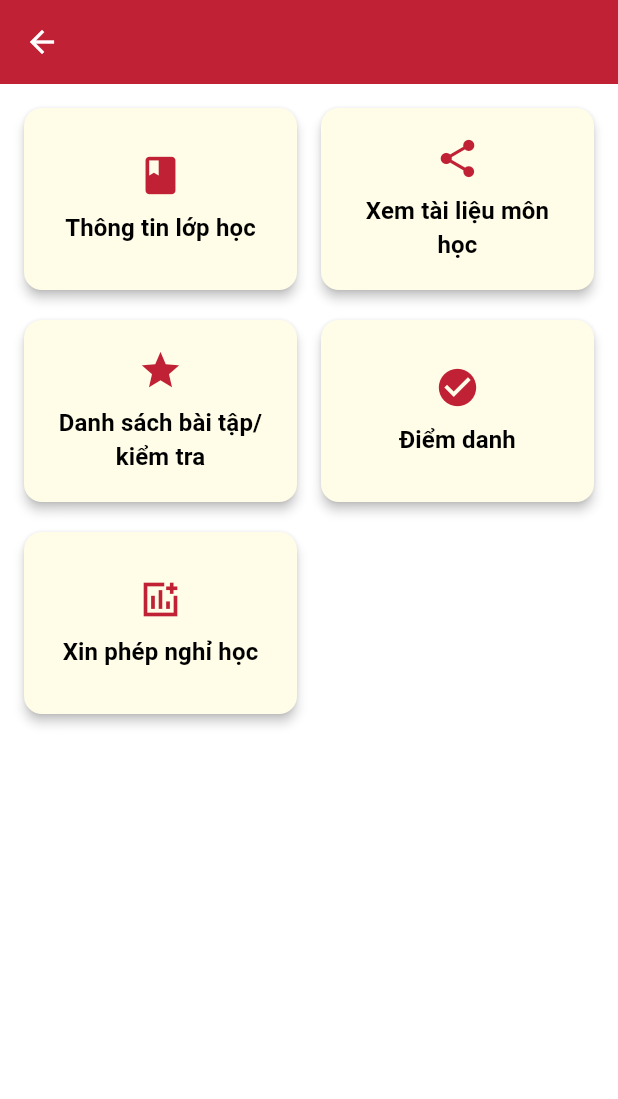
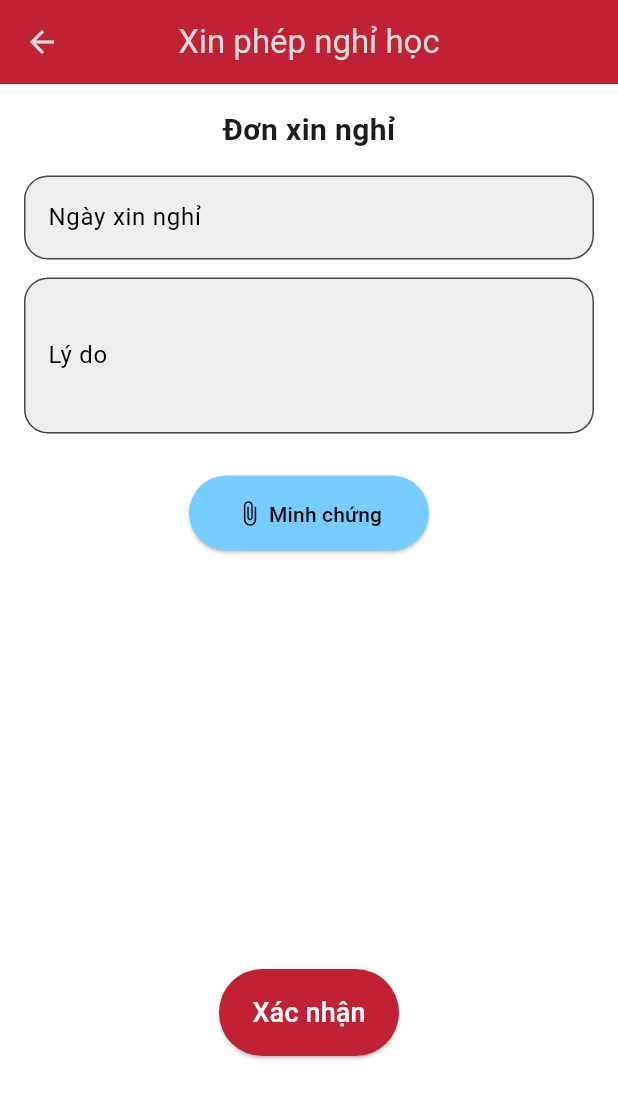
Before and after one commit to BD2020452915102002/IT4788-PTUDDNT, a Flutter app: the DetailClassScreenStudent screen opened directly with empty values, after a tap on "Xin phép nghỉ học", on a phone screen of 412 x 824 dp. Shown: the top 1099 px of the screen. Run offline on Flutter 3.47's test engine with Material 3 defaults, Android fonts, the light colour scheme and no system bars; our stand-ins replace file_picker, image_picker, shared_preferences; accounts and stored records are empty.

Commit message:
Absence request

```diff
--- /dev/null
+++ b/lib/presentation/screens/student/absence_request/request_absence_student.dart
@@ -0,0 +1,226 @@
+import 'dart:io';
+import 'package:flutter/material.dart';
+import 'package:http/http.dart' as http;
+import 'package:path/path.dart' as path;
+import 'package:image_picker/image_picker.dart';
+import 'package:ptuddnt/core/constants/colors.dart';
+import 'package:intl/intl.dart';
+
+class LeaveRequestScreen extends StatefulWidget {
+  final Map<String, dynamic> classData;
+
+  const LeaveRequestScreen({Key? key, required this.classData}) : super(key: key);
+
+  @override
+  _LeaveRequestScreenState createState() => _LeaveRequestScreenState();
+}
+
+class _LeaveRequestScreenState extends State<LeaveRequestScreen> {
+  final TextEditingController _reasonController = TextEditingController();
+  File? _selectedFile;
+  final _picker = ImagePicker();
+  DateTime? _selectedDate;
+
+  Future<void> _pickFile() async {
+    final pickedFile = await _picker.pickImage(source: ImageSource.gallery);
+    if (pickedFile != null) {
+      setState(() {
+        _selectedFile = File(pickedFile.path);
+      });
+    }
+  }
+
+  Future<void> _pickDate() async {
+    final DateTime? picked = await showDatePicker(
+      context: context,
+      initialDate: DateTime.now(),
+      firstDate: DateTime(2000),
+      lastDate: DateTime(2101),
+    );
+    if (picked != null && picked != _selectedDate) {
+      setState(() {
+        _selectedDate = picked;
+      });
+    }
+  }
+
+  void _showCustomSnackBar(String message, BuildContext context) {
+    final overlay = Overlay.of(context);
+    final overlayEntry = OverlayEntry(
+      builder: (context) => Positioned(
+        top: 80.0, // Khoảng cách từ trên xuống
+        left: 0.0,
+        right: 0.0,
+        child: Align(
+          alignment: Alignment.topCenter,
+          child: Material(
+            color: Colors.transparent,
+            child: Container(
+              padding: const EdgeInsets.symmetric(horizontal: 24.0, vertical: 12.0),
+              decoration: BoxDecoration(
+                color: Colors.black.withOpacity(0.8),
+                borderRadius: BorderRadius.circular(8.0),
+              ),
+              child: Text(
+                message,
+                style: TextStyle(color: Colors.white, fontSize: 16.0),
+              ),
+            ),
+          ),
+        ),
+      ),
+    );
+
+    // Thêm OverlayEntry vào màn hình
+    overlay.insert(overlayEntry);
+
+    // Ẩn thông báo sau 3 giây
+    Future.delayed(const Duration(seconds: 3), () {
+      overlayEntry.remove();
+    });
+  }
+
+  Future<void> _submitAbsenceRequest() async {
+    final url = Uri.parse('http://160.30.168.228:8080/it5023e/request_absence');
+
+    final request = http.MultipartRequest('POST', url)
+      ..fields['token'] = 'RiTn0v'
+      ..fields['classId'] = '000002'
+      ..fields['date'] = _selectedDate != null ? DateFormat('yyyy-MM-dd').format(_selectedDate!) : ''
+      ..fields['reason'] = _reasonController.text;
+
+    if (_selectedFile != null) {
+      request.files.add(await http.MultipartFile.fromPath(
+        'file',
+        _selectedFile!.path,
+        filename: path.basename(_selectedFile!.path),
+      ));
+    }
+
+    final response = await request.send();
+
+    if (response.statusCode == 200) {
+      _showCustomSnackBar('Gửi yêu cầu thành công', context);
+    } else {
+      _showCustomSnackBar('Gửi yêu cầu thất bại', context);
+    }
+  }
+
+
+  Widget _buildTextField(String label, TextEditingController controller, {int maxLines = 1}) {
+    return Padding(
+      padding: const EdgeInsets.only(bottom: 12.0),
+      child: TextField(
+        controller: controller,
+        maxLines: maxLines,
+        style: const TextStyle(color: Colors.black),
+        decoration: InputDecoration(
+          labelText: label,
+          labelStyle: const TextStyle(color: Colors.black),
+          border: OutlineInputBorder(
+            borderRadius: BorderRadius.circular(16.0),
+          ),
+          filled: true,
+          fillColor: Colors.grey[200],
+        ),
+      ),
+    );
+  }
+
+  @override
+  Widget build(BuildContext context) {
+    return Scaffold(
+      appBar: AppBar(
+        leading: IconButton(
+          icon: const Icon(Icons.arrow_back, color: AppColors.tertiary),
+          onPressed: () {
+            Navigator.pop(context);
+          },
+        ),
+        title: const Text(
+          "Xin phép nghỉ học",
+          style: TextStyle(
+              color: AppColors.tertiary,
+              fontStyle: FontStyle.normal,
+              fontFamily: "Roboto"
+          ),
+        ),
+        centerTitle: true,
+        backgroundColor: AppColors.primary,
+      ),
+      body: Column(
+        children: [
+          Expanded(
+            child: Padding(
+              padding: const EdgeInsets.all(16.0),
+              child: Column(
+                crossAxisAlignment: CrossAxisAlignment.center,
+                children: [
+                  const Text(
+                    "Đơn xin nghỉ",
+                    style: TextStyle(fontSize: 20, fontWeight: FontWeight.bold),
+                  ),
+                  const SizedBox(height: 16),
+                  GestureDetector(
+                    onTap: _pickDate,
+                    child: AbsorbPointer(
+                      child: _buildTextField(
+                        "Ngày xin nghỉ",
+                        TextEditingController(
+                          text: _selectedDate != null
+                              ? DateFormat('dd/MM/yyyy').format(_selectedDate!)
+                              : "",
+                        ),
+                      ),
+                    ),
+                  ),
+                  _buildTextField("Lý do", _reasonController, maxLines: 3),
+
+                  // Add file picker button here
+                  const SizedBox(height: 16),
+                  ElevatedButton(
+                    style: ElevatedButton.styleFrom(
+                      minimumSize: const Size(100, 50),
+                      maximumSize: const Size(160, 50),
+                      backgroundColor: AppColors.subColorSecondary,
+                    ),
+                    onPressed: _pickFile,
+                    child: Row(
+                      mainAxisAlignment: MainAxisAlignment.center,
+                      children: [
+                        const Icon(
+                          Icons.attach_file,
+                          color: Colors.black, // Đặt màu icon thành đen
+                        ),
+                        const SizedBox(width: 4),
+                        Text(
+                          _selectedFile == null ? "Minh chứng" : "File đã chọn: ${path.basename(_selectedFile!.path)}",
+                          style: const TextStyle(color: Colors.black),
+                        ),
+                      ],
+                    ),
+                  ),
+                  const SizedBox(height: 20),
+                ],
+              ),
+            ),
+          ),
+
+          Align(
+            alignment: Alignment.bottomCenter,
+            child: Padding(
+              padding: const EdgeInsets.only(bottom: 120),
+              child: ElevatedButton(
+                style: ElevatedButton.styleFrom(
+                  minimumSize: const Size(120, 50),
+                ),
+                onPressed: _submitAbsenceRequest,
+                child: const Text("Xác nhận", style: TextStyle(fontSize: 18)),
+              ),
+            ),
+          ),
+        ],
+      ),
+    );
+  }
+}
--- a/lib/presentation/screens/student/class/detail_class_screen_student.dart
+++ b/lib/presentation/screens/student/class/detail_class_screen_student.dart
@@ -46,7 +46,7 @@ class DetailClassScreenStudent extends StatelessWidget {
             _ViewMaterialsButton(classData: classData),
             _AssignmentsButton(classData: classData),
             _AttendanceButton(),
-            _RequestLeaveButton(),
+            _RequestLeaveButton(classData: classData),
           ],
         ),
       ),
@@ -148,11 +148,19 @@ class _AttendanceButton extends StatelessWidget {
 }
 
 class _RequestLeaveButton extends StatelessWidget {
+  final Map<String, dynamic> classData;
+
+  const _RequestLeaveButton({required this.classData});
+
   @override
   Widget build(BuildContext context) {
     return ElevatedButton(
       onPressed: () {
-        // Logic khi nhấn vào "Xin phép nghỉ học"
+        Navigator.pushNamed(
+          context,
+          '/request-absence',
+          arguments: classData,
+        );
       },
       style: _buttonStyle,
       child: _getButtonContent(Icons.add_chart_sharp, 'Xin phép nghỉ học'),
--- a/lib/routes/app_routes.dart
+++ b/lib/routes/app_routes.dart
@@ -7,11 +7,13 @@ import 'package:ptuddnt/presentation/screens/student/home_screen_student.dart';
 import 'package:ptuddnt/presentation/screens/splash_screen.dart';
 import 'package:ptuddnt/presentation/screens/login_screen.dart';
 import 'package:ptuddnt/presentation/screens/register_screen.dart';
+import 'package:ptuddnt/presentation/screens/student/absence_request/request_absence_student.dart';
 // import '../presentation/screens/lecturer/class/assignment/assignment.dart';
 import '../presentation/screens/lecturer/home_screen_lecture.dart';
 import '../presentation/screens/student/class/list_assignment.dart';
 import '../presentation/screens/lecturer/register_class_screen.dart';
 import '../presentation/screens/lecturer/attendance_screen_lecture.dart';
+
 
 class AppRoutes {
   static final Map<String, WidgetBuilder> routes = {
@@ -38,10 +40,12 @@ class AppRoutes {
           final assignment = ModalRoute.of(context)!.settings.arguments as Map<String, dynamic>;
           return AssignmentDetailScreen(assignment: assignment);
         },
-
+    '/request-absence': (context) {
+      final classData = ModalRoute.of(context)!.settings.arguments as Map<String, dynamic>;
+      return LeaveRequestScreen(classData: classData);
+    },
     '/create-class-lecturer': (context) => const RegisterClassLecturer(),
     '/attendance-screen-lecturer': (context) => const AttendanceLectureScreen(),
 
-
   };
 }
--- a/pubspec.yaml
+++ b/pubspec.yaml
@@ -37,6 +37,7 @@ dependencies:
   url_launcher: ^6.1.5
   image_picker: ^0.8.4+8
   path_provider: ^2.0.15
+  path: ^1.8.0
 
   # The following adds the Cupertino Icons font to your application.
   # Use with the CupertinoIcons class for iOS style icons.
```
Also changed, not shown: lib/data/models/absence_request.dart (added, +23 -0 lines), pubspec.lock.
